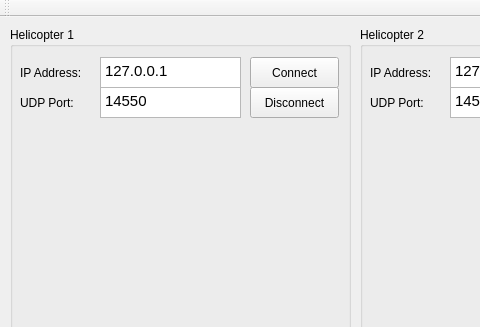
Old version of the form Gui/AerialCraneCommandCenter/mainwindow.ui in the repository rddyas002/AerialCrane; both pictures show x 0 to 480 and y 0 to 327 of the 711 by 552 pixel window.
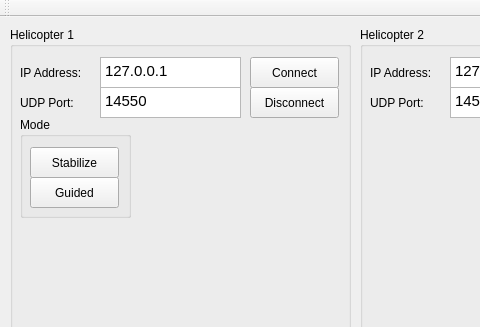
New version of the form.

Patch:
```diff
--- a/Gui/AerialCraneCommandCenter/mainwindow.ui
+++ b/Gui/AerialCraneCommandCenter/mainwindow.ui
@@ -112,6 +112,45 @@
 &lt;p style=&quot; margin-top:0px; margin-bottom:0px; margin-left:0px; margin-right:0px; -qt-block-indent:0; text-indent:0px;&quot;&gt;14550&lt;/p&gt;&lt;/body&gt;&lt;/html&gt;</string>
      </property>
     </widget>
+    <widget class="QGroupBox" name="groupBox_3">
+     <property name="geometry">
+      <rect>
+       <x>10</x>
+       <y>90</y>
+       <width>111</width>
+       <height>101</height>
+      </rect>
+     </property>
+     <property name="title">
+      <string>Mode</string>
+     </property>
+     <widget class="QPushButton" name="btn_stabilize">
+      <property name="geometry">
+       <rect>
+        <x>10</x>
+        <y>30</y>
+        <width>89</width>
+        <height>31</height>
+       </rect>
+      </property>
+      <property name="text">
+       <string>Stabilize</string>
+      </property>
+     </widget>
+     <widget class="QPushButton" name="btn_guided">
+      <property name="geometry">
+       <rect>
+        <x>10</x>
+        <y>60</y>
+        <width>89</width>
+        <height>31</height>
+       </rect>
+      </property>
+      <property name="text">
+       <string>Guided</string>
+      </property>
+     </widget>
+    </widget>
    </widget>
    <widget class="QGroupBox" name="groupBox_2">
     <property name="geometry">
```
Left out of the diff: 18 changed lines with no effect on the pictures.
